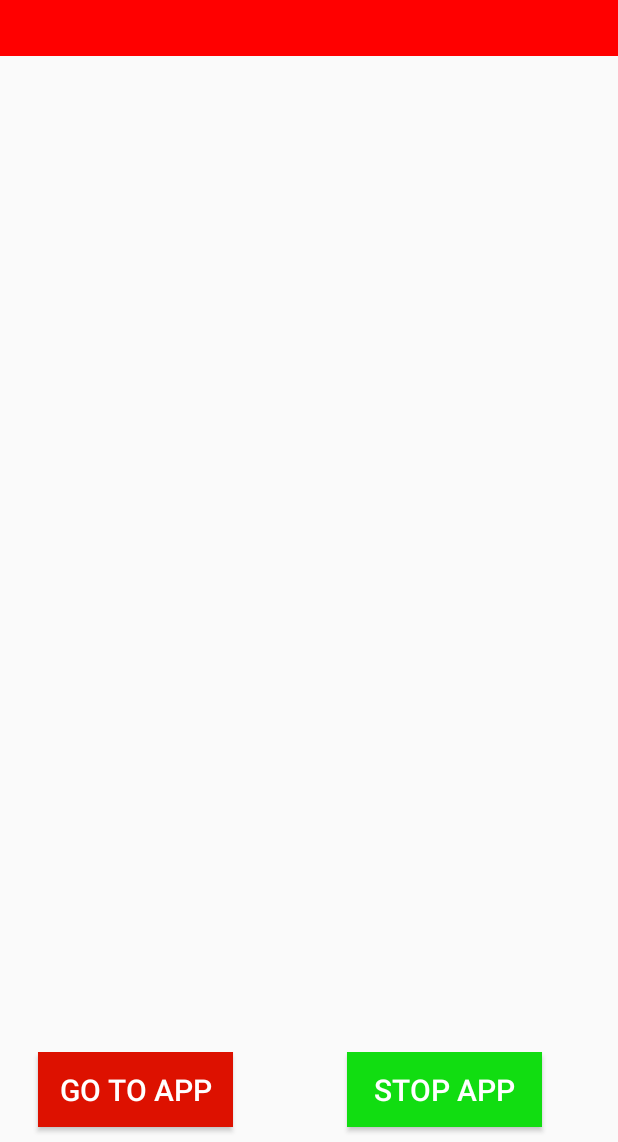
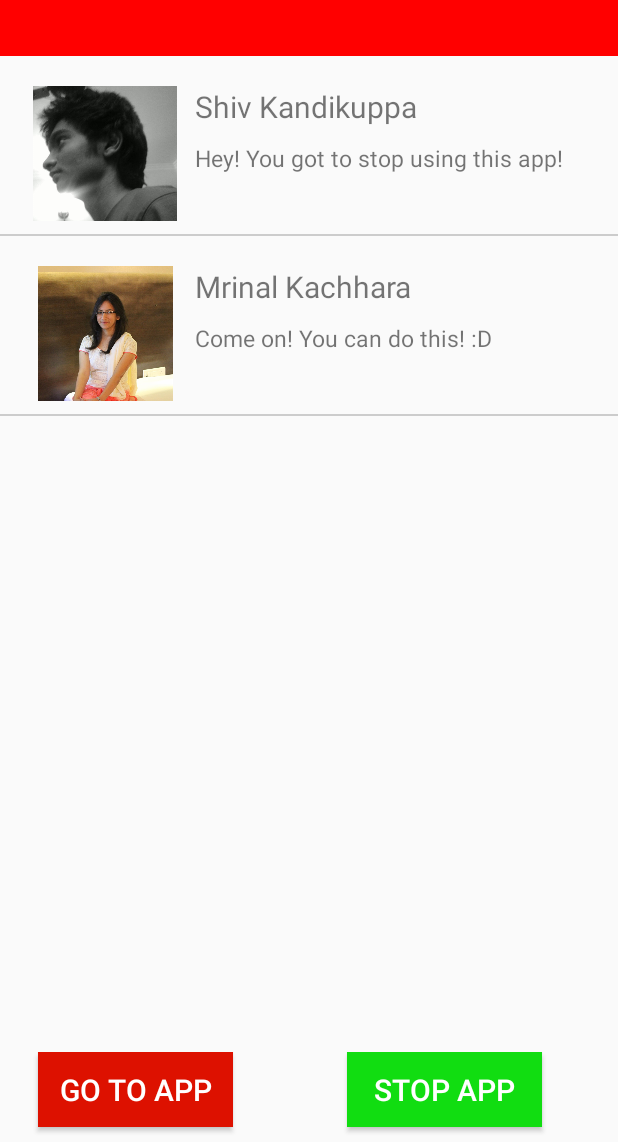
Before and after one commit to Udayan12167/fekc, an Android app: the WarningActivity screen opened directly, with no data from a screen before it, on a phone screen of 412 x 824 dp, the part 94-1236 px from its top. Run offline under Robolectric (Android 15) with nearby library versions, the phone set to English and light mode, and no system bars.

Commit message:
Hardcode Warning Screen

```diff
--- a/App/FEKC/app/src/main/res/layout/activity_warning.xml
+++ b/App/FEKC/app/src/main/res/layout/activity_warning.xml
@@ -8,13 +8,85 @@
         android:id="@+id/nav_warn">
         <include layout="@layout/warning_nav"></include>
     </RelativeLayout>
-    <view
-        android:id="@+id/warning_recycler_view"
-        class="android.support.v7.widget.RecyclerView"
+    <RelativeLayout
         android:layout_width="match_parent"
-        android:layout_height="410dp"
-        android:layout_below="@id/nav_warn"
-        android:layout_centerInParent="true" />
+        android:layout_height="wrap_content"
+        android:layout_below="@id/nav_warn">
+        <RelativeLayout
+            android:layout_width="match_parent"
+            android:layout_height="120dp"
+            android:paddingTop="20dp"
+            android:background="@drawable/layout_border"
+            android:id="@+id/user_shiv">
+            <ImageView
+                android:layout_width="120dp"
+                android:layout_height="90dp"
+                android:src="@drawable/test_user2"
+                android:id="@+id/test_user"
+                android:paddingLeft="20dp"/>
+            <RelativeLayout
+                android:layout_width="wrap_content"
+                android:layout_height="wrap_content"
+                android:layout_toRightOf="@id/test_user"
+                android:layout_alignTop="@id/test_user"
+                android:paddingLeft="10dp">
+                <TextView
+                    android:layout_width="match_parent"
+                    android:layout_height="wrap_content"
+                    android:text="Shiv Kandikuppa"
+                    android:textSize="20dp"
+                    android:id="@+id/shiv"/>
+                <TextView
+                    android:layout_width="match_parent"
+                    android:layout_height="wrap_content"
+                    android:paddingTop="10dp"
+                    android:text="Hey! You got to stop using this app!"
+                    android:textSize="15dp"
+                    android:layout_below="@id/shiv"/>
+            </RelativeLayout>
+        </RelativeLayout>
+        <RelativeLayout
+            android:layout_width="match_parent"
+            android:layout_height="120dp"
+            android:paddingTop="20dp"
+            android:background="@drawable/layout_border"
+            android:layout_below="@id/user_shiv"
+            android:id="@+id/user_mrinal">
+            <ImageView
+                android:layout_width="120dp"
+                android:layout_height="90dp"
+                android:src="@drawable/test_user4"
+                android:id="@+id/test_user2"
+                android:paddingLeft="20dp"/>
+            <RelativeLayout
+                android:layout_width="wrap_content"
+                android:layout_height="wrap_content"
+                android:layout_toRightOf="@id/test_user2"
+                android:layout_alignTop="@id/test_user2"
+                android:paddingLeft="10dp">
+                <TextView
+                    android:layout_width="match_parent"
+                    android:layout_height="wrap_content"
+                    android:text="Mrinal Kachhara"
+                    android:textSize="20dp"
+                    android:id="@+id/mrinal"/>
+                <TextView
+                    android:layout_width="match_parent"
+                    android:layout_height="wrap_content"
+                    android:paddingTop="10dp"
+                    android:text="Come on! You can do this! :D"
+                    android:textSize="15dp"
+                    android:layout_below="@id/mrinal"/>
+            </RelativeLayout>
+        </RelativeLayout>
+    </RelativeLayout>
+    <!--<view-->
+        <!--android:id="@+id/warning_recycler_view"-->
+        <!--class="android.support.v7.widget.RecyclerView"-->
+        <!--android:layout_width="match_parent"-->
+        <!--android:layout_height="410dp"-->
+        <!--android:layout_below="@id/nav_warn"-->
+        <!--android:layout_centerInParent="true" />-->
     <RelativeLayout
         android:layout_width="match_parent"
         android:layout_height="wrap_content"
```
Also changed, not shown: App/FEKC/app/src/main/res/drawable-hdpi/test_user2.png (added), App/FEKC/app/src/main/res/drawable-hdpi/test_user4.png (added), App/FEKC/app/src/main/res/drawable-mdpi/test_user2.png (added), App/FEKC/app/src/main/res/drawable-mdpi/test_user4.png (added), App/FEKC/app/src/main/res/drawable-xhdpi/test_user2.png (added), App/FEKC/app/src/main/res/drawable-xxhdpi/test_user2.png (added), App/FEKC/app/src/main/res/drawable-xxxhdpi/test_user2.png (added), 3 other files.
